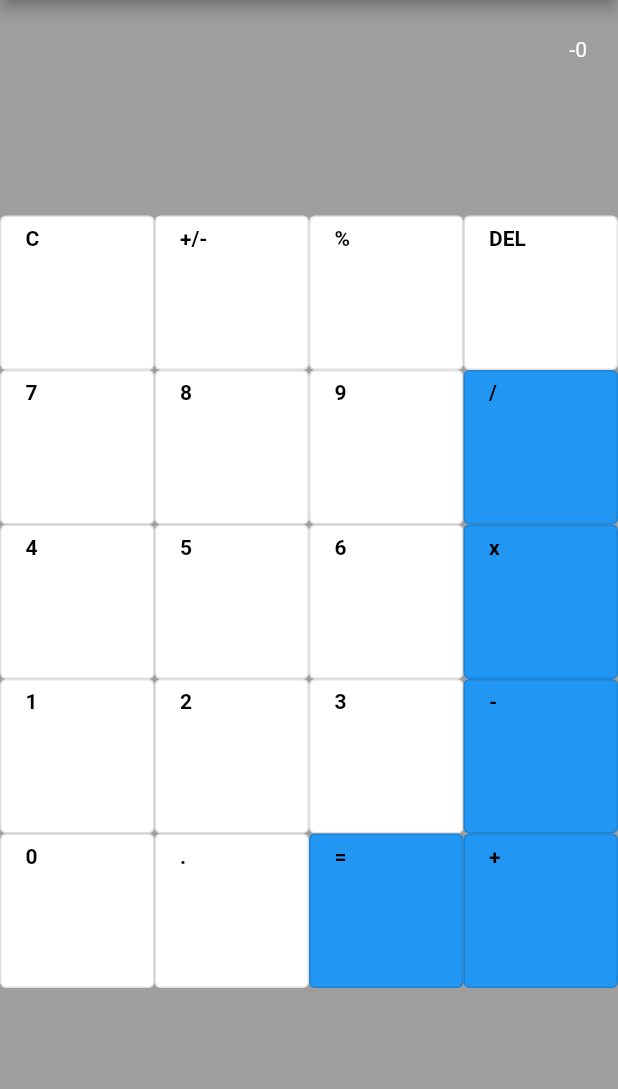
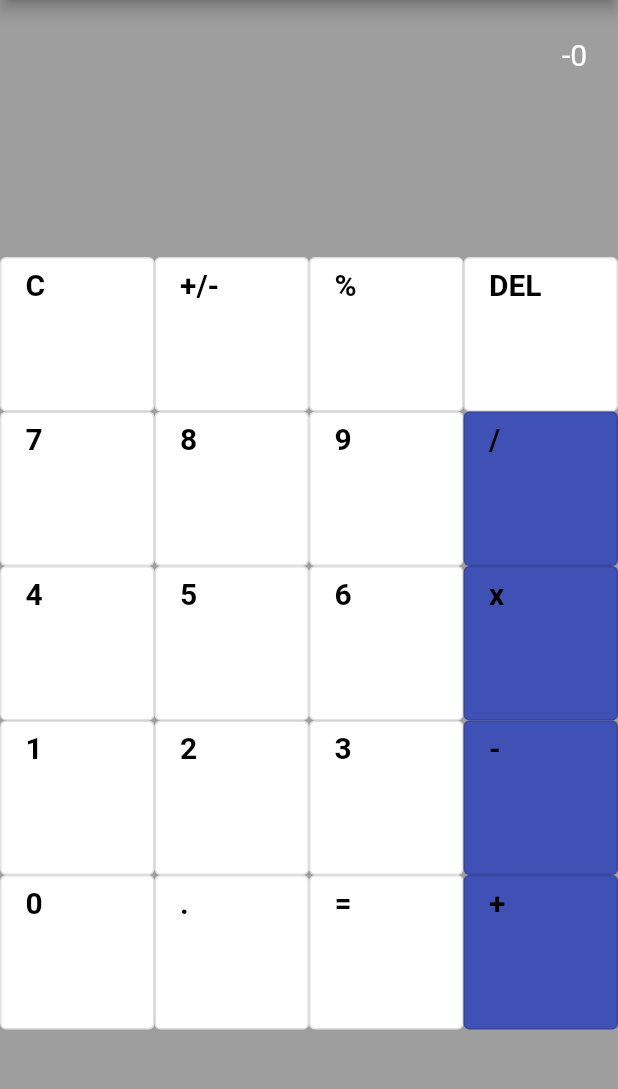
Before and after one commit to mlph-jmusa/flutter_calculator-app, a Flutter app: the screen it shows after launch, after a tap on "+/-", on a phone screen of 412 x 824 dp, the part 84-1173 px from its top. Run offline on Flutter 3.47's test engine with Material 2 defaults, Android fonts, the phone set to English and light mode, and no system bars; our stand-ins replace flutter_hooks, hooks_riverpod.

Commit message:
Done: Math operations and overall logic and ui of the app

```diff
--- a/lib/Utils/extensions.dart
+++ b/lib/Utils/extensions.dart
@@ -1,7 +1,12 @@
-enum OperationalType { add, substract, multiply, divide, equal }
+// Enum cases for mathematical operations
+enum OperationalType { add, substract, multiply, divide }
+
+// Enum cases for other functions
 enum OtherFuncType { deleteOne, deleteAll, inverseSign, percent }
 
+// Extension for OperationalType with computed variables
 extension OperationalTypeExt on OperationalType {
+  // String value of each mathematical operations
   String get stringValue {
     switch (this) {
       case OperationalType.add:
@@ -12,11 +17,10 @@ extension OperationalTypeExt on OperationalType {
         return 'x';
       case OperationalType.divide:
         return '/';
-      case OperationalType.equal:
-        return '=';
     }
   }
 
+  // Static method to initialize OperationalType by string
   static OperationalType? init(String value) {
     if (value == OperationalType.add.stringValue) {
       return OperationalType.add;
@@ -26,14 +30,13 @@ extension OperationalTypeExt on OperationalType {
       return OperationalType.multiply;
     } else if (value == OperationalType.divide.stringValue) {
       return OperationalType.divide;
-    } else if (value == OperationalType.equal.stringValue) {
-      return OperationalType.equal;
     } else {
       return null;
     }
   }
 }
 
+// Extension for OtherFuncType with computed variables
 extension OtherFuncTypeExt on OtherFuncType {
   String get stringValue {
     switch (this) {
@@ -49,6 +52,7 @@ extension OtherFuncTypeExt on OtherFuncType {
   }
 }
 
+// Double extension to format doubles with trailing zeroes.
 extension DoubleExt on double {
   String toStringWithNoZeroes() {
     return toString().replaceAll(RegExp(r"([.]*0)(?!.*\d)"), "");
--- a/lib/apps/calculator_view.dart
+++ b/lib/apps/calculator_view.dart
@@ -1,10 +1,8 @@
 import 'package:calculator_app/apps/calculator_view_model.dart';
 import 'package:flutter/material.dart';
-import 'package:flutter/src/foundation/key.dart';
-import 'package:flutter/src/widgets/framework.dart';
 import 'package:flutter_hooks/flutter_hooks.dart';
-import 'package:riverpod/riverpod.dart';
 
+// Listener method to attach a UI Widget to its notifier
 T useChangeNotifierListener<T extends CalculatorChangeNotifier>(T data) {
   final state = useState<T>(data);
   return useListenable(state.value);
@@ -15,10 +13,12 @@ class CalculatorView extends HookWidget {
 
   @override
   Widget build(BuildContext context) {
+    // Initializer of specified notifier
     CalculatorChangeNotifier changeNotifier =
         useChangeNotifierListener(CalculatorChangeNotifier());
 
     Size size = MediaQuery.of(context).size;
+
     return Scaffold(
         appBar: AppBar(title: const Text('Calculator'), centerTitle: false),
         body: Container(
@@ -34,45 +34,52 @@ class CalculatorView extends HookWidget {
                           changeNotifier.currentStringValue == ''
                               ? '0'
                               : changeNotifier.currentStringValue,
-                          style: const TextStyle(color: Colors.white))),
+                          style: const TextStyle(
+                              color: Colors.white,
+                              fontSize: 20))), // Shows zero if no inputs
                 ),
-                Container(height: size.width * 0.25),
+                Container(height: size.width * 0.3),
                 Expanded(
                   child: GridView.count(
+                      // Created GridView to stack calculator buttons.
                       shrinkWrap: true,
                       physics: const NeverScrollableScrollPhysics(),
                       crossAxisCount: 4,
                       children:
+                          // Generate list with buttons based on keyapad variables from viewModel
                           List.generate(changeNotifier.keypads.length, (index) {
                         String value = changeNotifier.keypads[index];
                         bool isOperational =
                             changeNotifier.isOperational(value);
 
                         return OutlinedButton(
-                            onPressed: () => inputValue(value, changeNotifier),
+                            onPressed: () => inputValue(value,
+                                changeNotifier), // Call inputValue method on each button pressed
                             child: Padding(
                               padding: const EdgeInsets.only(top: 7, left: 1),
                               child: Align(
                                   alignment: Alignment.topLeft,
                                   child: Text(value,
-                                      style: TextStyle(
+                                      style: const TextStyle(
                                           color: Colors.black,
-                                          fontWeight: FontWeight.bold))),
+                                          fontWeight: FontWeight.w600,
+                                          fontSize: 20))),
                             ),
                             style: ButtonStyle(
                                 fixedSize: MaterialStateProperty.all<Size>(
                                     Size(size.width * 0.25, size.width * 0.25)),
-                                backgroundColor:
-                                    MaterialStateProperty.all<Color>(
-                                        isOperational
-                                            ? Colors.blue
-                                            : Colors.white)));
+                                backgroundColor: MaterialStateProperty
+                                    .all<Color>(isOperational
+                                        ? Colors.indigo
+                                        : Colors
+                                            .white))); // Assign colors depends on if button is an operation or not
                       })),
                 )
               ],
             )));
   }
 
+  // Method to call reloadState method from CalculatorChangeNotifier
   void inputValue(String value, CalculatorChangeNotifier changeNotifier) {
     changeNotifier.reloadState(value);
   }
--- a/lib/apps/calculator_view_model.dart
+++ b/lib/apps/calculator_view_model.dart
@@ -2,6 +2,7 @@ import 'package:calculator_app/Utils/extensions.dart';
 import 'package:flutter/material.dart';
 
 class CalculatorChangeNotifier extends ChangeNotifier {
+  // Variable list for all buttons in calculator
   List<String> keypads = [
     'C',
     '+/-',
@@ -24,19 +25,29 @@ class CalculatorChangeNotifier extends ChangeNotifier {
     '=',
     '+'
   ];
+  // Current text display
+  String currentStringValue = '';
 
-  String currentStringValue = '';
+  // Mathematical operation
   OperationalType? currentOperation;
 
+  // Variable to store first operand when performing mathematical operation
+  double? firstOperand;
+
+  // Checker for a button if mathematical operation or not// for button colors
   bool isOperational(String value) {
     return OperationalType.values.map((e) => e.stringValue).contains(value);
   }
 
-  void executeOtherFunc(String value) {
+  // Method to handle other func such as percentage, inverse sign, clear one and delete all
+  void performOtherFunc(String value) {
     double? doubleValue = double.tryParse(currentStringValue);
 
+    // Conditions to handle othe functions
     if (value == OtherFuncType.deleteAll.stringValue) {
       currentStringValue = '';
+      currentOperation = null;
+      firstOperand = null;
     } else if (value == OtherFuncType.deleteOne.stringValue) {
       if (currentStringValue != '') {
         currentStringValue =
@@ -47,29 +58,65 @@ class CalculatorChangeNotifier extends ChangeNotifier {
     } else if (value == OtherFuncType.percent.stringValue) {
       currentStringValue = ((doubleValue ?? 0) / 100).toStringWithNoZeroes();
     }
-
-    notifyListeners();
   }
 
+  // Method to reload UI on butto tap
   void reloadState(String value) {
-    double? doubleValue = double.tryParse(value);
+    OperationalType? operation = OperationalTypeExt.init(value);
 
-    if (doubleValue != null || value == ".") {
-      if (currentStringValue == '' && value == '.') {
-        currentStringValue = '0.';
-      } else {
-        currentStringValue += value;
+    // Perform other function if applicable
+    performOtherFunc(value);
+
+    if (value == '=') {
+      // On equal button tapped with perform current operation
+      currentStringValue =
+          performOperation(double.tryParse(currentStringValue));
+      notifyListeners();
+    } else if (operation != null) {
+      // to store tapped operation and first operand
+      currentOperation = operation;
+      if (firstOperand == null) {
+        firstOperand = double.tryParse(currentStringValue) ?? 0;
+        currentStringValue = '';
       }
     } else {
-      currentOperation = OperationalTypeExt.init(value);
+      // Handle numbers and decimal point inputs
+      if (double.tryParse(value) != null || value == '.') {
+        if (currentStringValue == '' && value == '.') {
+          currentStringValue = '0.';
+        } else {
+          if (!(value == '.' && currentStringValue.contains('.'))) {
+            currentStringValue = (currentStringValue == '0' && value != '.')
+                ? value
+                : (currentStringValue + value);
+          }
+        }
+      }
+
+      notifyListeners();
+    }
+  }
+
+  // method to execute current operation
+  String performOperation(double? value) {
+    String result = '';
+    if (currentOperation == OperationalType.add) {
+      result =
+          (firstOperand! + (value ?? firstOperand)!).toStringWithNoZeroes();
+    } else if (currentOperation == OperationalType.substract) {
+      result =
+          (firstOperand! - (value ?? firstOperand)!).toStringWithNoZeroes();
+    } else if (currentOperation == OperationalType.multiply) {
+      result =
+          (firstOperand! * (value ?? firstOperand)!).toStringWithNoZeroes();
+    } else {
+      result =
+          (firstOperand! / (value ?? firstOperand)!).toStringWithNoZeroes();
     }
 
-    executeOtherFunc(value);
+    firstOperand = null;
+    currentOperation = null;
 
-    notifyListeners();
-  }
-
-  void executeOperatio(String value) {
-    if (currentOperation == OperationalType.add) {}
+    return result;
   }
 }
--- a/lib/main.dart
+++ b/lib/main.dart
@@ -1,8 +1,9 @@
 import 'package:calculator_app/apps/calculator_view.dart';
 import 'package:flutter/material.dart';
+import 'package:hooks_riverpod/hooks_riverpod.dart';
 
 void main() {
-  runApp(const MyApp());
+  runApp(const ProviderScope(child: MyApp()));
 }
 
 class MyApp extends StatelessWidget {
@@ -12,17 +13,8 @@ class MyApp extends StatelessWidget {
   @override
   Widget build(BuildContext context) {
     return MaterialApp(
-      title: 'Flutter Demo',
+      title: 'Calculator app',
       theme: ThemeData(
-        // This is the theme of your application.
-        //
-        // Try running your application with "flutter run". You'll see the
-        // application has a blue toolbar. Then, without quitting the app, try
-        // changing the primarySwatch below to Colors.green and then invoke
-        // "hot reload" (press "r" in the console where you ran "flutter run",
-        // or simply save your changes to "hot reload" in a Flutter IDE).
-        // Notice that the counter didn't reset back to zero; the application
-        // is not restarted.
         primarySwatch: Colors.blue,
       ),
       home: const CalculatorView(),
```
